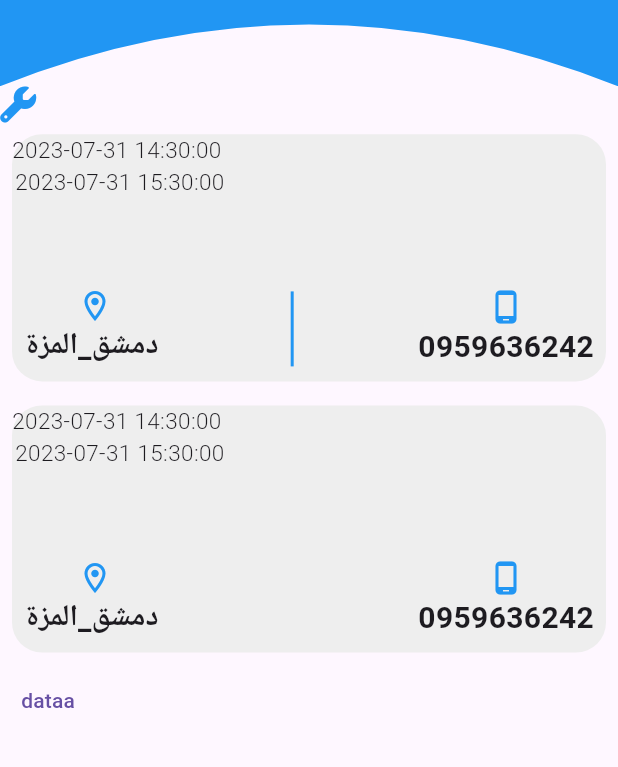
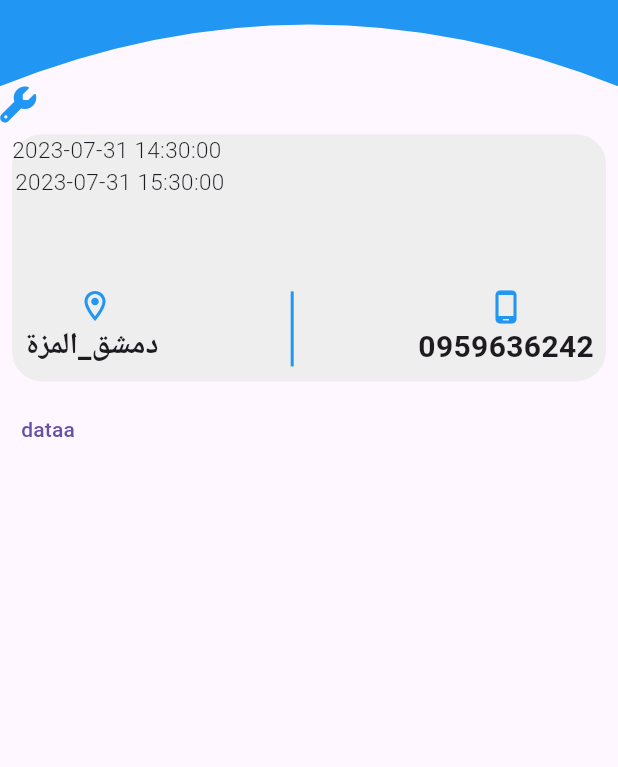
Before and after one commit to magd110/maintenance_app, a Flutter app: the ShowOrdersBody screen opened directly, on a phone screen of 412 x 824 dp, the part 161-928 px from its top. Run offline on Flutter 3.47's test engine with Material 3 defaults, Android fonts, the light colour scheme and no system bars; our stand-ins replace bloc, cached_network_image, dartz, dio, dotted_border, equatable and 9 more; missing offline and left inert: day_picker; accounts and stored records are empty.

Commit message:
edit show_orders_body

```diff
--- a/lib/features/show_orders/presentation/view/widgets/show_orders_body.dart
+++ b/lib/features/show_orders/presentation/view/widgets/show_orders_body.dart
@@ -166,87 +166,6 @@ class ShowOrdersBody extends StatelessWidget {
                   ),
                 ),
               ),
-              Padding(
-                padding: const EdgeInsets.all(8.0),
-                child: Container(
-                  width: size.width, // Set the desired width of the box
-                  height:
-                      size.height * 0.2, // Set the desired height of the box
-                  decoration: BoxDecoration(
-                    color: Colors.grey[200],
-                    borderRadius: BorderRadius.circular(20.0),
-                  ),
-                  child: Column(
-                    mainAxisAlignment: MainAxisAlignment.spaceBetween,
-                    crossAxisAlignment: CrossAxisAlignment.start,
-                    children: [
-                      Column(
-                        children: [
-                          Padding(
-                            padding: const EdgeInsets.only(right: 4.0),
-                            child: Text(
-                              "2023-07-31 14:30:00",
-                              style: TextStyle(
-                                fontSize: 15.0,
-                                fontWeight: FontWeight.w300,
-                                // fontStyle: FontStyle.italic,
-                              ),
-                            ),
-                          ),
-                          Text(
-                            "2023-07-31 15:30:00",
-                            style: TextStyle(
-                              fontSize: 15.0,
-                              fontWeight: FontWeight.w300,
-                              // fontStyle: FontStyle.italic,
-                            ),
-                          ),
-                        ],
-                      ),
-                      Padding(
-                        padding: const EdgeInsets.all(8.0),
-                        child: Row(
-                          mainAxisAlignment: MainAxisAlignment.spaceBetween,
-                          children: [
-                            Column(
-                              children: [
-                                Icon(
-                                  Icons.location_on_outlined,
-                                  color: Colors.blue,
-                                ),
-                                Text(
-                                  "دمشق_المزة ",
-                                  style: TextStyle(
-                                    fontSize: 20.0,
-                                    fontWeight: FontWeight.bold,
-                                    // fontStyle: FontStyle.italic,
-                                  ),
-                                ),
-                              ],
-                            ),
-                            Column(
-                              children: [
-                                Icon(
-                                  Icons.phone_android_outlined,
-                                  color: Colors.blue,
-                                ),
-                                Text(
-                                  "0959636242",
-                                  style: TextStyle(
-                                    fontSize: 20.0,
-                                    fontWeight: FontWeight.bold,
-                                    // fontStyle: FontStyle.italic,
-                                  ),
-                                ),
-                              ],
-                            ),
-                          ],
-                        ),
-                      ),
-                    ],
-                  ),
-                ),
-              ),
             ],
           ),
           TextButton(
```
